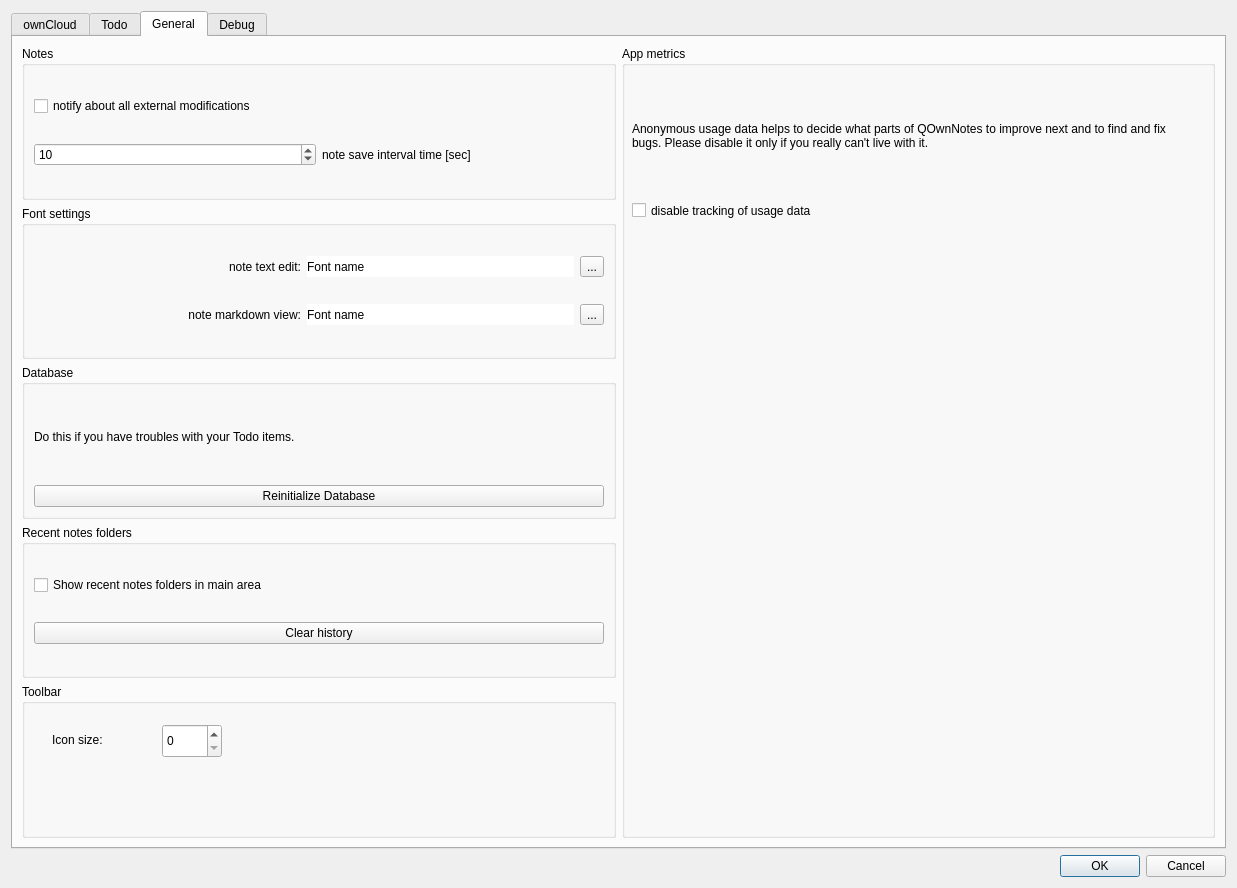
Qt form src/dialogs/settingsdialog.ui (pbek/QOwnNotes) before a commit.
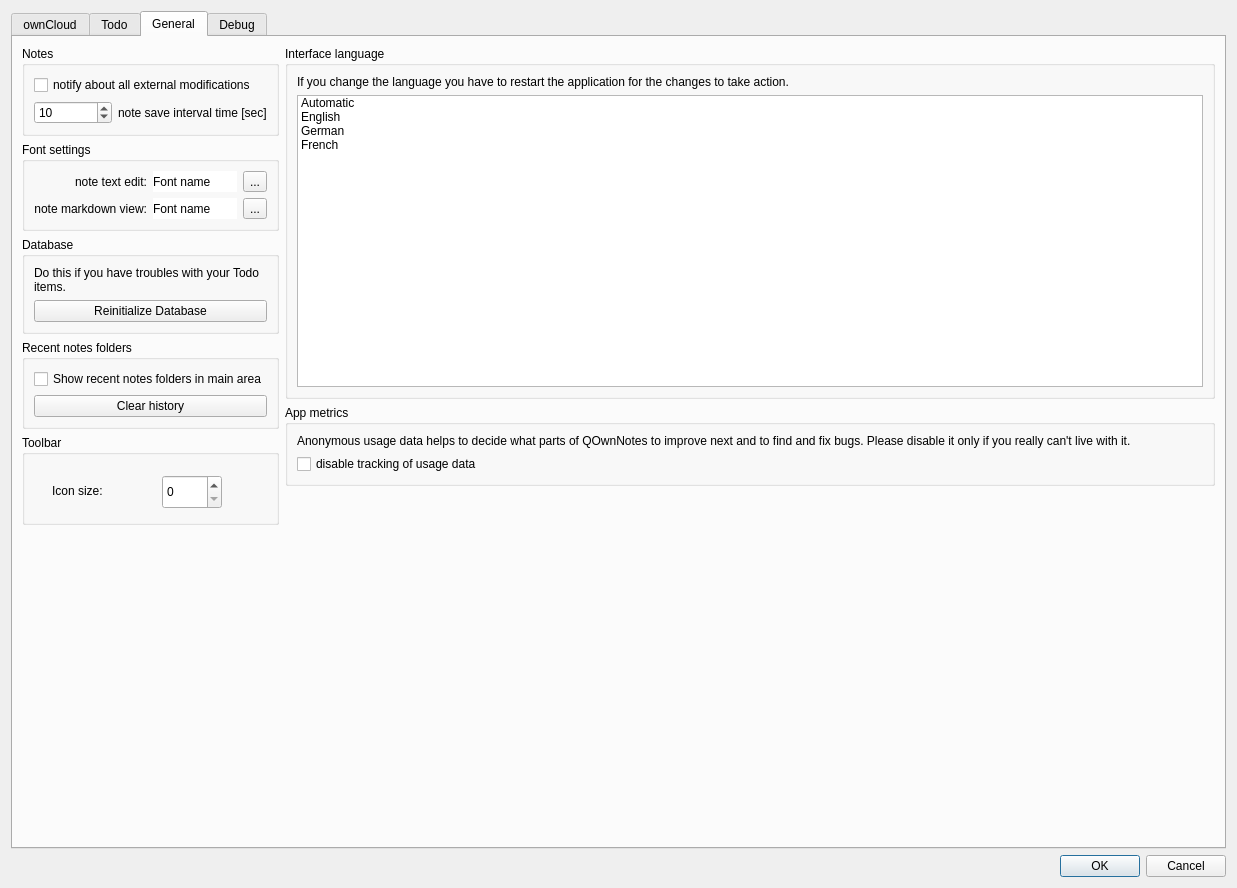
The same form after that commit. The open tabs and pages were chosen to show the change. Icons and pictures are not drawn. Custom widgets are drawn as their Qt base class.

Commit message: implemented language selector

```diff
--- a/src/dialogs/settingsdialog.ui
+++ b/src/dialogs/settingsdialog.ui
@@ -631,7 +631,7 @@
         </attribute>
         <layout class="QHBoxLayout" name="horizontalLayout">
          <item>
-          <layout class="QVBoxLayout" name="verticalLayout_4" stretch="0,0,0,0,0">
+          <layout class="QVBoxLayout" name="verticalLayout_4" stretch="0,0,0,0,0,0">
            <property name="leftMargin">
             <number>0</number>
            </property>
@@ -838,6 +838,12 @@
            </item>
            <item>
             <widget class="QGroupBox" name="groupBox_6">
+             <property name="minimumSize">
+              <size>
+               <width>0</width>
+               <height>90</height>
+              </size>
+             </property>
              <property name="title">
               <string>Toolbar</string>
              </property>
@@ -866,6 +872,19 @@
              </widget>
             </widget>
            </item>
+           <item>
+            <spacer name="verticalSpacer_5">
+             <property name="orientation">
+              <enum>Qt::Vertical</enum>
+             </property>
+             <property name="sizeHint" stdset="0">
+              <size>
+               <width>20</width>
+               <height>40</height>
+              </size>
+             </property>
+            </spacer>
+           </item>
           </layout>
          </item>
          <item>
@@ -873,20 +892,69 @@
            <property name="leftMargin">
             <number>0</number>
            </property>
+           <item>
+            <widget class="QGroupBox" name="groupBox_7">
+             <property name="title">
+              <string>Interface language</string>
+             </property>
+             <layout class="QGridLayout" name="gridLayout_10">
+              <item row="1" column="0">
+               <widget class="QListWidget" name="languageListWidget">
+                <item>
+                 <property name="text">
+                  <string>Automatic</string>
+                 </property>
+                 <property name="whatsThis">
+                  <string notr="true"/>
+                 </property>
+                </item>
+                <item>
+                 <property name="text">
+                  <string>English</string>
+                 </property>
+                 <property name="whatsThis">
+                  <string notr="true">en</string>
+                 </property>
+                </item>
+                <item>
+                 <property name="text">
+                  <string>German</string>
+                 </property>
+                 <property name="whatsThis">
+                  <string notr="true">de</string>
+                 </property>
+                </item>
+                <item>
+                 <property name="text">
+                  <string>French</string>
+                 </property>
+                 <property name="whatsThis">
+                  <string notr="true">fr</string>
+                 </property>
+                </item>
+               </widget>
+              </item>
+              <item row="0" column="0">
+               <widget class="QLabel" name="label_2">
+                <property name="text">
+                 <string>If you change the language you have to restart the application for the changes to take action.</string>
+                </property>
+                <property name="wordWrap">
+                 <bool>true</bool>
+                </property>
+               </widget>
+              </item>
+             </layout>
+            </widget>
+           </item>
            <item>
             <widget class="QGroupBox" name="appMetricsGroupBox">
              <property name="title">
               <string>App metrics</string>
              </property>
+             <layout class="QGridLayout" name="gridLayout_11">
+              <item row="0" column="0">
              <widget class="QLabel" name="appMetricsLabel">
-              <property name="geometry">
-               <rect>
-                <x>10</x>
-                <y>40</y>
-                <width>561</width>
-                <height>100</height>
-               </rect>
-              </property>
               <property name="sizePolicy">
                <sizepolicy hsizetype="MinimumExpanding" vsizetype="Minimum">
                 <horstretch>0</horstretch>
@@ -909,21 +977,30 @@
                <bool>true</bool>
               </property>
              </widget>
+              </item>
+              <item row="1" column="0">
              <widget class="QCheckBox" name="appMetricsCheckBox">
-              <property name="geometry">
-               <rect>
-                <x>10</x>
-                <y>150</y>
-                <width>521</width>
-                <height>29</height>
-               </rect>
-              </property>
               <property name="text">
                <string>disable tracking of usage data</string>
               </property>
              </widget>
+              </item>
+             </layout>
             </widget>
            </item>
+           <item>
+            <spacer name="verticalSpacer_4">
+             <property name="orientation">
+              <enum>Qt::Vertical</enum>
+             </property>
+             <property name="sizeHint" stdset="0">
+              <size>
+               <width>20</width>
+               <height>40</height>
+              </size>
+             </property>
+            </spacer>
+           </item>
           </layout>
          </item>
         </layout>
```
Left out of the diff: 2 changed lines with no effect on the pictures. Lines whose indentation alone changed are shown as unchanged. The commit also changes 5 other files.
